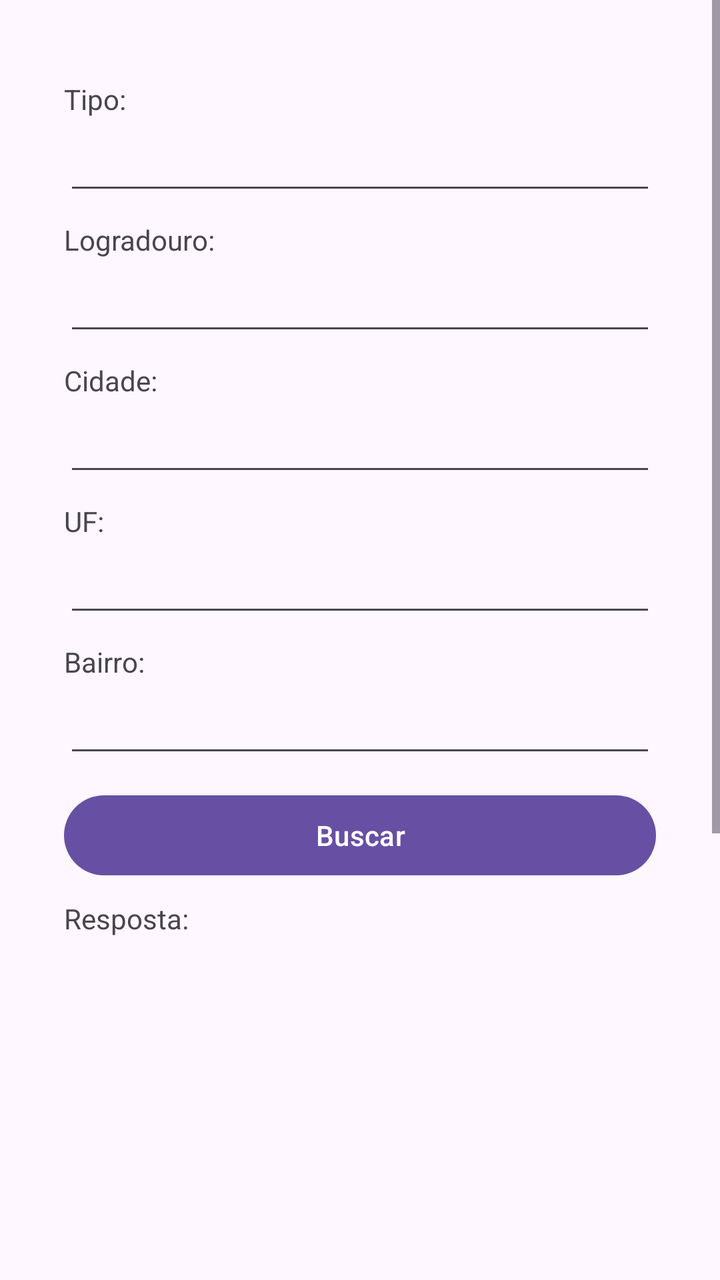
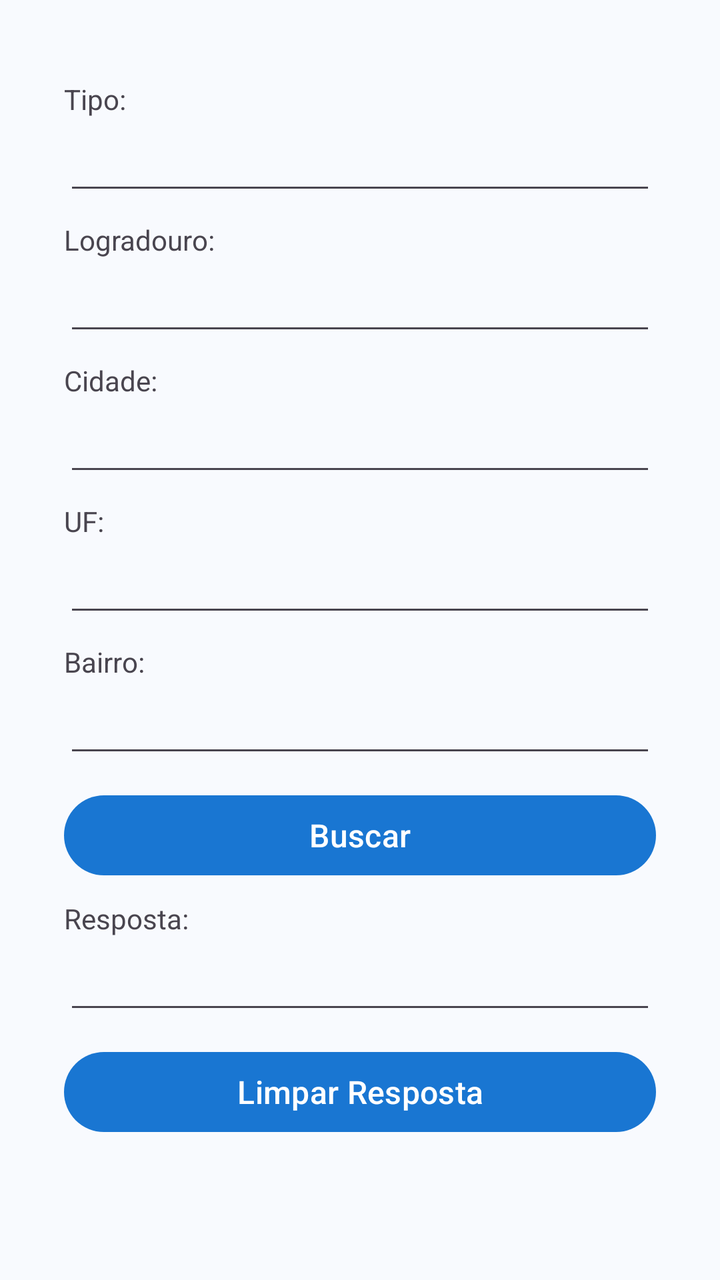

Screens rendered from an Android XML layout before and after an edit, with the pre-edit source and the edit as a unified diff.
<!-- AndroidManifest.xml: application theme Theme.ACBrLibCEPDemo -->
<!-- res/layout/fragment_comandos_buscar_por_logradouro.xml -->
<?xml version="1.0" encoding="utf-8"?>
<ScrollView xmlns:android="http://schemas.android.com/apk/res/android"
    xmlns:tools="http://schemas.android.com/tools"
    android:layout_width="match_parent"
    android:layout_height="match_parent"
    android:fillViewport="true"
    tools:context=".ComandosBuscarPorLogradouroFragment">

    <LinearLayout
        android:layout_width="match_parent"
        android:layout_height="wrap_content"
        android:padding="32dp"
        android:orientation="vertical">

        <TextView
            android:layout_width="match_parent"
            android:layout_height="wrap_content"
            android:layout_marginTop="8dp"
            android:text="Tipo:" />

        <EditText
            android:id="@+id/txtTipo"
            android:layout_width="match_parent"
            android:layout_height="wrap_content"
            android:layout_marginTop="10dp"
            android:textSize="12dp" />

        <TextView
            android:layout_width="match_parent"
            android:layout_height="wrap_content"
            android:layout_marginTop="8dp"
            android:text="Logradouro:" />

        <EditText
            android:id="@+id/txtLogradouro"
            android:layout_width="match_parent"
            android:layout_height="wrap_content"
            android:layout_marginTop="10dp"
            android:textSize="12dp" />

        <TextView
            android:layout_width="match_parent"
            android:layout_height="wrap_content"
            android:layout_marginTop="8dp"
            android:text="Cidade:" />

        <EditText
            android:id="@+id/txtCidade"
            android:layout_width="match_parent"
            android:layout_height="wrap_content"
            android:layout_marginTop="10dp"
            android:textSize="12dp" />

        <TextView
            android:layout_width="match_parent"
            android:layout_height="wrap_content"
            android:layout_marginTop="8dp"
            android:text="UF:" />

        <EditText
            android:id="@+id/txtUF"
            android:layout_width="match_parent"
            android:layout_height="wrap_content"
            android:layout_marginTop="10dp"
            android:textSize="12dp" />

        <TextView
            android:layout_width="match_parent"
            android:layout_height="wrap_content"
            android:layout_marginTop="8dp"
            android:text="Bairro:" />

        <EditText
            android:id="@+id/txtBairro"
            android:layout_width="match_parent"
            android:layout_height="wrap_content"
            android:layout_marginTop="10dp"
            android:textSize="12dp" />

        <Button
            android:id="@+id/btnBuscarPorLogradouro"
            android:layout_width="match_parent"
            android:layout_height="wrap_content"
            android:layout_marginTop="10dp"
            android:onClick="onClick"
            android:text="Buscar" />

        <TextView
            android:layout_width="match_parent"
            android:layout_height="wrap_content"
            android:layout_marginTop="8dp"
            android:text="Resposta:" />

        <EditText
            android:id="@+id/txtRespostaConsulta"
            android:layout_width="350dp"
            android:layout_height="414dp"
            android:layout_marginTop="10dp"
            android:textSize="12dp" />

        <Button
            android:id="@+id/btnLimparRespostaConsulta"
            android:layout_width="match_parent"
            android:layout_height="wrap_content"
            android:layout_marginTop="10dp"
            android:onClick="onClick"
            android:text="Limpar Resposta" />

    </LinearLayout>

</ScrollView>
<!-- resources referenced by this layout -->
<resources>
  <style name="Theme.ACBrLibCEPDemo" parent="Base.Theme.ACBrLibCEPDemo" />
  <style name="Base.Theme.ACBrLibCEPDemo" parent="Theme.Material3.DayNight.NoActionBar">
          
          
      </style>
</resources>

<!-- the commit's change to res/layout/fragment_comandos_buscar_por_logradouro.xml (unified diff, before → after) -->
@@ -4,7 +4,8 @@
     android:layout_width="match_parent"
     android:layout_height="match_parent"
     android:fillViewport="true"
-    tools:context=".ComandosBuscarPorLogradouroFragment">
+    android:paddingBottom="@dimen/bottom_navigation_height"
+    tools:context=".ui.fragment.BuscarPorLogradouroFragment">
 
     <LinearLayout
         android:layout_width="match_parent"
@@ -93,8 +94,8 @@
 
         <EditText
             android:id="@+id/txtRespostaConsulta"
-            android:layout_width="350dp"
-            android:layout_height="414dp"
+            android:layout_width="match_parent"
+            android:layout_height="wrap_content"
             android:layout_marginTop="10dp"
             android:textSize="12dp" />
 
<!-- resource entries referenced after the edit -->
@@ -1,9 +1,51 @@
 <!-- resources referenced by this layout -->
 <resources>
+  <dimen name="bottom_navigation_height">24dp</dimen>
   <style name="Theme.ACBrLibCEPDemo" parent="Base.Theme.ACBrLibCEPDemo" />
   <style name="Base.Theme.ACBrLibCEPDemo" parent="Theme.Material3.DayNight.NoActionBar">
           
           
+          
+          <item name="colorPrimary">@color/primary_blue</item>
+          <item name="colorOnPrimary">@color/white</item>
+          <item name="colorPrimaryContainer">@color/primary_blue_light</item>
+          <item name="colorOnPrimaryContainer">@color/primary_blue_dark</item>
+  
+          
+          <item name="colorSecondary">@color/accent_orange</item>
+          <item name="colorOnSecondary">@color/white</item>
+  
+          
+          <item name="android:colorBackground">@color/background_light</item>
+          <item name="colorSurface">@color/surface_light</item>
+          <item name="colorOnSurface">@color/text_primary</item>
+          <item name="android:windowBackground">@color/background_light</item>
+  
+          
+          <item name="android:statusBarColor">@color/primary_blue</item>
+          <item name="android:windowLightStatusBar">false</item>
+  
+          
+          <item name="materialButtonStyle">@style/AppButton</item>
+  
+      </style>
+  <color name="primary_blue">#1976D2</color>
+  <color name="white">#FFFFFFFF</color>
+  <color name="primary_blue_light">#42A5F5</color>
+  <color name="primary_blue_dark">#1565C0</color>
+  <color name="accent_orange">#FF7043</color>
+  <color name="background_light">#F8FAFE</color>
+  <color name="surface_light">#FFFFFF</color>
+  <color name="text_primary">#212121</color>
+  <style name="AppButton" parent="Widget.Material3.Button">
+          <item name="android:layout_height">48dp</item>
+          <item name="android:minHeight">48dp</item>
+          <item name="android:textSize">16sp</item>
+          <item name="android:textStyle">normal</item>
+          <item name="cornerRadius">24dp</item>
+          <item name="backgroundTint">@color/primary_blue</item>
+          <item name="android:textColor">@color/white</item>
+          <item name="android:elevation">4dp</item>
       </style>
 </resources>
 
